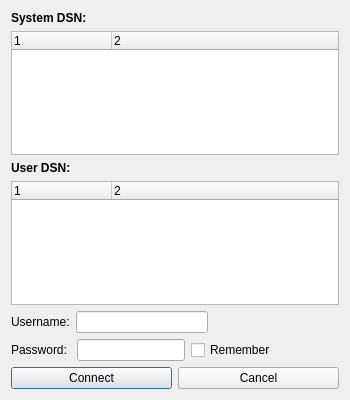
Edder/odbc-query, file ODBC_Query/ODBC_ConnectionDialog.ui: the form before one commit.
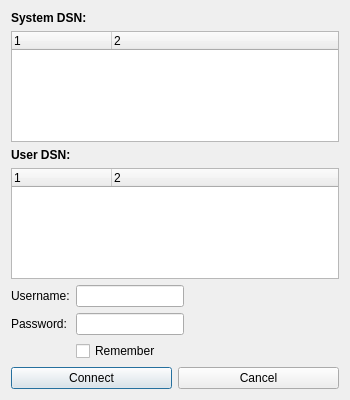
The form after the commit. Icons and pictures are not drawn.

Commit message: [7] - added some features to logging class     - fixed bugs

Diff of the .ui file:
```diff
--- a/ODBC_Query/ODBC_ConnectionDialog.ui
+++ b/ODBC_Query/ODBC_ConnectionDialog.ui
@@ -97,18 +97,21 @@
     </widget>
    </item>
    <item>
-    <layout class="QHBoxLayout" name="HorizontalLayout_2">
-     <item>
+    <layout class="QFormLayout" name="formLayout">
+     <property name="fieldGrowthPolicy">
+      <enum>QFormLayout::AllNonFixedFieldsGrow</enum>
+     </property>
+     <item row="0" column="0">
       <widget class="QLabel" name="UsernameLabel">
        <property name="text">
         <string>Username:</string>
        </property>
       </widget>
      </item>
-     <item>
+     <item row="0" column="1">
       <widget class="QLineEdit" name="UsernameLineEdit">
        <property name="sizePolicy">
-        <sizepolicy hsizetype="Expanding" vsizetype="Expanding">
+        <sizepolicy hsizetype="Maximum" vsizetype="Expanding">
          <horstretch>0</horstretch>
          <verstretch>0</verstretch>
         </sizepolicy>
@@ -130,34 +133,17 @@
        </property>
       </widget>
      </item>
-     <item>
-      <spacer name="horizontalSpacer">
-       <property name="orientation">
-        <enum>Qt::Horizontal</enum>
-       </property>
-       <property name="sizeHint" stdset="0">
-        <size>
-         <width>40</width>
-         <height>20</height>
-        </size>
-       </property>
-      </spacer>
-     </item>
-    </layout>
-   </item>
-   <item>
-    <layout class="QHBoxLayout" name="horizontalLayout">
-     <item>
+     <item row="1" column="0">
       <widget class="QLabel" name="PasswordLabel">
        <property name="text">
-        <string>Password: </string>
+        <string>Password:</string>
        </property>
       </widget>
      </item>
-     <item>
+     <item row="1" column="1">
       <widget class="QLineEdit" name="PasswordLineEdit">
        <property name="sizePolicy">
-        <sizepolicy hsizetype="Expanding" vsizetype="Expanding">
+        <sizepolicy hsizetype="Maximum" vsizetype="Expanding">
          <horstretch>0</horstretch>
          <verstretch>0</verstretch>
         </sizepolicy>
@@ -167,26 +153,13 @@
        </property>
       </widget>
      </item>
-     <item>
+     <item row="2" column="1">
       <widget class="QCheckBox" name="RememberCheckBox">
        <property name="text">
         <string>Remember</string>
        </property>
       </widget>
      </item>
-     <item>
-      <spacer name="horizontalSpacer_2">
-       <property name="orientation">
-        <enum>Qt::Horizontal</enum>
-       </property>
-       <property name="sizeHint" stdset="0">
-        <size>
-         <width>40</width>
-         <height>20</height>
-        </size>
-       </property>
-      </spacer>
-     </item>
     </layout>
    </item>
    <item>
```
The commit also changes 9 other files.
